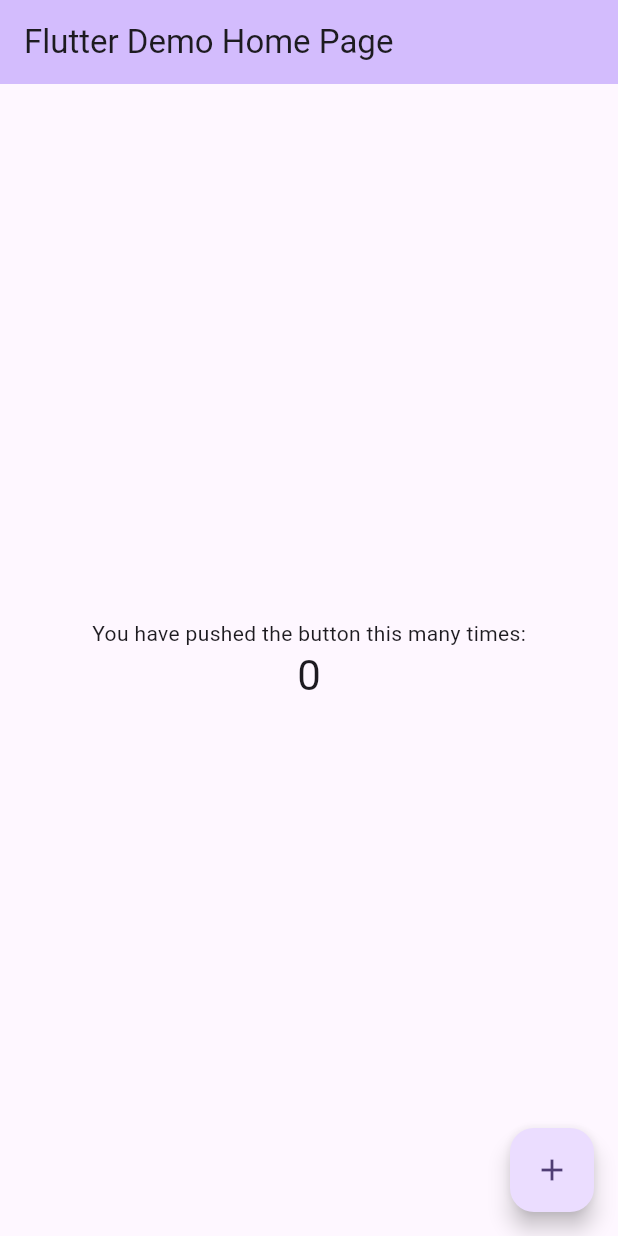
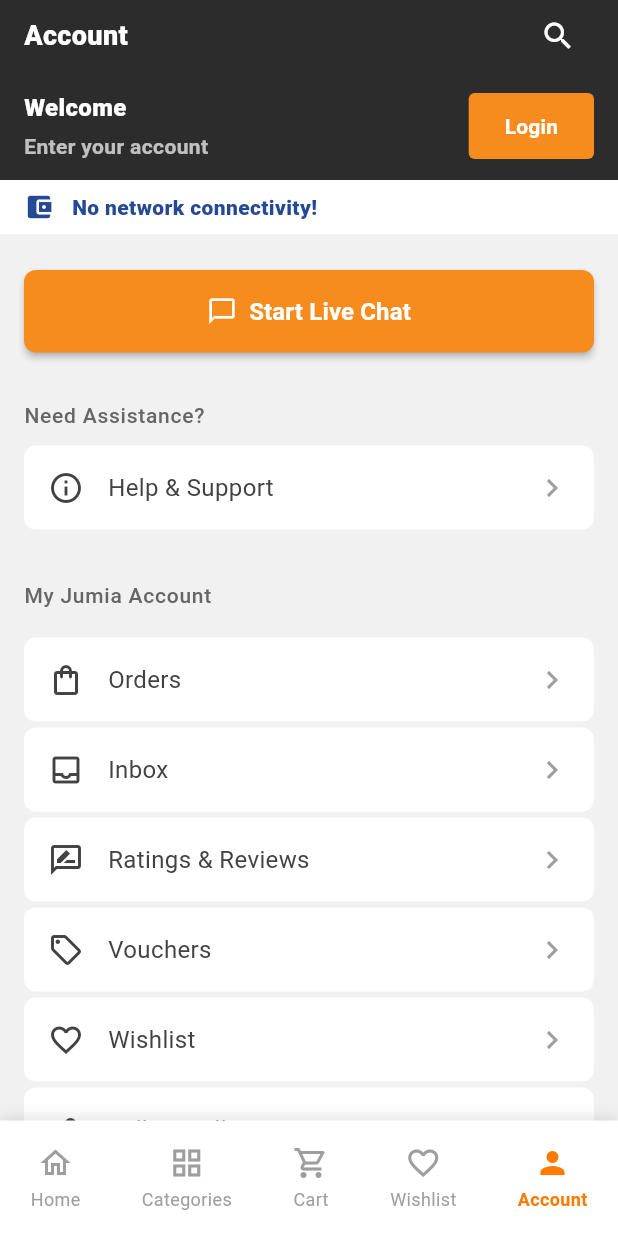
Before and after one commit to GreatGrant/jumia-clone, a Flutter app: the screen it shows after launch, on a phone screen of 412 x 824 dp. Run offline on Flutter 3.47's test engine with Material 3 defaults, Android fonts, the phone set to English and light mode, and no system bars.

Commit message:
refactor code to seperate files

```diff
--- a/lib/main.dart
+++ b/lib/main.dart
@@ -1,122 +1,237 @@
 import 'package:flutter/material.dart';
+import 'package:flutter/services.dart';
+import 'package:jumia_clone/screens/account_screen.dart';
 
 void main() {
-  runApp(const MyApp());
+  runApp(MyApp());
 }
 
 class MyApp extends StatelessWidget {
   const MyApp({super.key});
 
-  // This widget is the root of your application.
   @override
   Widget build(BuildContext context) {
     return MaterialApp(
-      title: 'Flutter Demo',
+      title: 'Jumia Account',
       theme: ThemeData(
-        // This is the theme of your application.
-        //
-        // TRY THIS: Try running your application with "flutter run". You'll see
-        // the application has a purple toolbar. Then, without quitting the app,
-        // try changing the seedColor in the colorScheme below to Colors.green
-        // and then invoke "hot reload" (save your changes or press the "hot
-        // reload" button in a Flutter-supported IDE, or press "r" if you used
-        // the command line to start the app).
-        //
-        // Notice that the counter didn't reset back to zero; the application
-        // state is not lost during the reload. To reset the state, use hot
-        // restart instead.
-        //
-        // This works for code too, not just values: Most code changes can be
-        // tested with just a hot reload.
-        colorScheme: ColorScheme.fromSeed(seedColor: Colors.deepPurple),
+        primarySwatch: Colors.orange,
+        scaffoldBackgroundColor: const Color(0xFFF5F5F5),
       ),
-      home: const MyHomePage(title: 'Flutter Demo Home Page'),
+      home: AccountScreen(),
+      debugShowCheckedModeBanner: false,
     );
   }
 }
 
-class MyHomePage extends StatefulWidget {
-  const MyHomePage({super.key, required this.title});
 
-  // This widget is the home page of your application. It is stateful, meaning
-  // that it has a State object (defined below) that contains fields that affect
-  // how it looks.
 
-  // This class is the configuration for the state. It holds the values (in this
-  // case the title) provided by the parent (in this case the App widget) and
-  // used by the build method of the State. Fields in a Widget subclass are
-  // always marked "final".
 
-  final String title;
 
-  @override
-  State<MyHomePage> createState() => _MyHomePageState();
-}
+// Action Button Widget
+class ActionButton extends StatelessWidget {
+  final IconData icon;
+  final String text;
+  final VoidCallback onPressed;
+  final Color backgroundColor;
 
-class _MyHomePageState extends State<MyHomePage> {
-  int _counter = 0;
-
-  void _incrementCounter() {
-    setState(() {
-      // This call to setState tells the Flutter framework that something has
-      // changed in this State, which causes it to rerun the build method below
-      // so that the display can reflect the updated values. If we changed
-      // _counter without calling setState(), then the build method would not be
-      // called again, and so nothing would appear to happen.
-      _counter++;
-    });
-  }
+  const ActionButton({
+    Key? key,
+    required this.icon,
+    required this.text,
+    required this.onPressed,
+    required this.backgroundColor,
+  }) : super(key: key);
 
   @override
   Widget build(BuildContext context) {
-    // This method is rerun every time setState is called, for instance as done
-    // by the _incrementCounter method above.
-    //
-    // The Flutter framework has been optimized to make rerunning build methods
-    // fast, so that you can just rebuild anything that needs updating rather
-    // than having to individually change instances of widgets.
-    return Scaffold(
-      appBar: AppBar(
-        // TRY THIS: Try changing the color here to a specific color (to
-        // Colors.amber, perhaps?) and trigger a hot reload to see the AppBar
-        // change color while the other colors stay the same.
-        backgroundColor: Theme.of(context).colorScheme.inversePrimary,
-        // Here we take the value from the MyHomePage object that was created by
-        // the App.build method, and use it to set our appbar title.
-        title: Text(widget.title),
-      ),
-      body: Center(
-        // Center is a layout widget. It takes a single child and positions it
-        // in the middle of the parent.
-        child: Column(
-          // Column is also a layout widget. It takes a list of children and
-          // arranges them vertically. By default, it sizes itself to fit its
-          // children horizontally, and tries to be as tall as its parent.
-          //
-          // Column has various properties to control how it sizes itself and
-          // how it positions its children. Here we use mainAxisAlignment to
-          // center the children vertically; the main axis here is the vertical
-          // axis because Columns are vertical (the cross axis would be
-          // horizontal).
-          //
-          // TRY THIS: Invoke "debug painting" (choose the "Toggle Debug Paint"
-          // action in the IDE, or press "p" in the console), to see the
-          // wireframe for each widget.
+    return Container(
+      margin: const EdgeInsets.symmetric(horizontal: 16),
+      width: double.infinity,
+      child: ElevatedButton(
+        onPressed: onPressed,
+        style: ElevatedButton.styleFrom(
+          backgroundColor: backgroundColor,
+          foregroundColor: Colors.white,
+          padding: const EdgeInsets.symmetric(vertical: 16),
+          shape: RoundedRectangleBorder(
+            borderRadius: BorderRadius.circular(8),
+          ),
+          elevation: 2,
+        ),
+        child: Row(
           mainAxisAlignment: MainAxisAlignment.center,
-          children: <Widget>[
-            const Text('You have pushed the button this many times:'),
+          children: [
+            Icon(icon, size: 20),
+            const SizedBox(width: 8),
             Text(
-              '$_counter',
-              style: Theme.of(context).textTheme.headlineMedium,
+              text,
+              style: const TextStyle(
+                fontSize: 16,
+                fontWeight: FontWeight.w600,
+              ),
             ),
           ],
         ),
       ),
-      floatingActionButton: FloatingActionButton(
-        onPressed: _incrementCounter,
-        tooltip: 'Increment',
-        child: const Icon(Icons.add),
-      ), // This trailing comma makes auto-formatting nicer for build methods.
     );
   }
 }
+
+// Section Header Widget
+class SectionHeader extends StatelessWidget {
+  final String title;
+
+  const SectionHeader({
+    super.key,
+    required this.title,
+  });
+
+  @override
+  Widget build(BuildContext context) {
+    return Padding(
+      padding: const EdgeInsets.fromLTRB(16, 8, 16, 8),
+      child: Text(
+        title,
+        style: const TextStyle(
+          color: Color(0xFF666666),
+          fontSize: 14,
+          fontWeight: FontWeight.w500,
+          letterSpacing: 0.5,
+        ),
+      ),
+    );
+  }
+}
+
+// Menu List Item Widget
+class MenuListItem extends StatelessWidget {
+  final IconData icon;
+  final String title;
+  final VoidCallback? onTap;
+  final bool showTrailingArrow;
+
+  const MenuListItem({
+    super.key,
+    required this.icon,
+    required this.title,
+    this.onTap,
+    this.showTrailingArrow = true,
+  });
+
+  @override
+  Widget build(BuildContext context) {
+    return Container(
+      margin: const EdgeInsets.symmetric(horizontal: 16, vertical: 2),
+      child: Material(
+        color: Colors.white,
+        borderRadius: BorderRadius.circular(8),
+        child: InkWell(
+          onTap: onTap,
+          borderRadius: BorderRadius.circular(8),
+          child: Padding(
+            padding: const EdgeInsets.symmetric(horizontal: 16, vertical: 16),
+            child: Row(
+              children: [
+                Icon(
+                  icon,
+                  color: const Color(0xFF424242),
+                  size: 24,
+                ),
+                const SizedBox(width: 16),
+                Expanded(
+                  child: Text(
+                    title,
+                    style: const TextStyle(
+                      color: Color(0xFF424242),
+                      fontSize: 16,
+                      fontWeight: FontWeight.w400,
+                    ),
+                  ),
+                ),
+                if (showTrailingArrow)
+                  const Icon(
+                    Icons.chevron_right,
+                    color: Color(0xFF9E9E9E),
+                    size: 24,
+                  ),
+              ],
+            ),
+          ),
+        ),
+      ),
+    );
+  }
+}
+
+// Bottom Navigation Bar Custom Widget
+class BottomNavigationBarCustom extends StatelessWidget {
+  final int currentIndex;
+  final Function(int) onTap;
+
+  const BottomNavigationBarCustom({
+    Key? key,
+    required this.currentIndex,
+    required this.onTap,
+  }) : super(key: key);
+
+  @override
+  Widget build(BuildContext context) {
+    return Container(
+      decoration: const BoxDecoration(
+        color: Colors.white,
+        boxShadow: [
+          BoxShadow(
+            color: Colors.black12,
+            offset: Offset(0, -2),
+            blurRadius: 8,
+          ),
+        ],
+      ),
+      child: SafeArea(
+        child: Padding(
+          padding: const EdgeInsets.symmetric(vertical: 8),
+          child: Row(
+            mainAxisAlignment: MainAxisAlignment.spaceAround,
+            children: [
+              _buildNavItem(0, Icons.home_outlined, Icons.home, 'Home'),
+              _buildNavItem(1, Icons.grid_view_outlined, Icons.grid_view, 'Categories'),
+              _buildNavItem(2, Icons.shopping_cart_outlined, Icons.shopping_cart, 'Cart'),
+              _buildNavItem(3, Icons.favorite_outline, Icons.favorite, 'Wishlist'),
+              _buildNavItem(4, Icons.person_outline, Icons.person, 'Account'),
+            ],
+          ),
+        ),
+      ),
+    );
+  }
+
+  Widget _buildNavItem(int index, IconData outlinedIcon, IconData filledIcon, String label) {
+    final isSelected = currentIndex == index;
+
+    return GestureDetector(
+      onTap: () => onTap(index),
+      child: Container(
+        padding: const EdgeInsets.symmetric(vertical: 8, horizontal: 12),
+        child: Column(
+          mainAxisSize: MainAxisSize.min,
+          children: [
+            Icon(
+              isSelected ? filledIcon : outlinedIcon,
+              color: isSelected ? const Color(0xFFFF7A00) : const Color(0xFF9E9E9E),
+              size: 24,
+            ),
+            const SizedBox(height: 4),
+            Text(
+              label,
+              style: TextStyle(
+                color: isSelected ? const Color(0xFFFF7A00) : const Color(0xFF9E9E9E),
+                fontSize: 12,
+                fontWeight: isSelected ? FontWeight.w600 : FontWeight.w400,
+              ),
+            ),
+          ],
+        ),
+      ),
+    );
+  }
+}
--- /dev/null
+++ b/lib/screens/account_screen.dart
@@ -0,0 +1,118 @@
+import 'package:flutter/cupertino.dart';
+import 'package:flutter/material.dart';
+
+import '../main.dart';
+import '../widgets/custom_appbar.dart';
+import '../widgets/info_banner.dart';
+
+class AccountScreen extends StatelessWidget {
+  const AccountScreen({super.key});
+
+  @override
+  Widget build(BuildContext context) {
+    return SafeArea(
+      child: Scaffold(
+        backgroundColor: const Color(0xFFF1F1F1),
+        appBar: AccountAppBarWithContent(),
+        body: SingleChildScrollView(
+          child: Column(
+            crossAxisAlignment: CrossAxisAlignment.start,
+            children: [
+              const SizedBox(height: 24),
+              ActionButton(
+                  icon: Icons.chat_bubble_outline,
+                  text: 'Start Live Chat',
+                  onPressed: () {
+                    print('Live chat pressed');
+                  },
+                  backgroundColor: const Color(0xFFF68C1E),
+                ),
+
+              const SizedBox(height: 24),
+
+              const SectionHeader(title: 'Need Assistance?'),
+
+              MenuListItem(
+                icon: Icons.info_outline,
+                title: 'Help & Support',
+                onTap: () {
+                  print('Help & Support tapped');
+                },
+              ),
+
+              const SizedBox(height: 24),
+
+              const SectionHeader(title: 'My Jumia Account'),
+
+              const SizedBox(height: 8),
+
+              MenuListItem(
+                icon: Icons.shopping_bag_outlined,
+                title: 'Orders',
+                onTap: () {
+                  print('Orders tapped');
+                },
+              ),
+
+              MenuListItem(
+                icon: Icons.inbox_outlined,
+                title: 'Inbox',
+                onTap: () {
+                  print('Inbox tapped');
+                },
+              ),
+
+              MenuListItem(
+                icon: Icons.rate_review_outlined,
+                title: 'Ratings & Reviews',
+                onTap: () {
+                  print('Ratings & Reviews tapped');
+                },
+              ),
+
+              MenuListItem(
+                icon: Icons.local_offer_outlined,
+                title: 'Vouchers',
+                onTap: () {
+                  print('Vouchers tapped');
+                },
+              ),
+
+              MenuListItem(
+                icon: Icons.favorite_outline,
+                title: 'Wishlist',
+                onTap: () {
+                  print('Wishlist tapped');
+                },
+              ),
+
+              MenuListItem(
+                icon: Icons.person_add_outlined,
+                title: 'Follow Seller',
+                onTap: () {
+                  print('Follow Seller tapped');
+                },
+              ),
+
+              MenuListItem(
+                icon: Icons.history,
+                title: 'Recently Viewed',
+                onTap: () {
+                  print('Recently Viewed tapped');
+                },
+              ),
+
+              const SizedBox(height: 100), // Bottom padding for navigation bar
+            ],
+          ),
+        ),
+        bottomNavigationBar: BottomNavigationBarCustom(
+          currentIndex: 4,
+          onTap: (index) {
+            print('Bottom nav tapped: $index');
+          },
+        ),
+      ),
+    );
+  }
+}
--- /dev/null
+++ b/lib/widgets/custom_appbar.dart
@@ -0,0 +1,73 @@
+import 'package:flutter/cupertino.dart';
+import 'package:flutter/material.dart';
+import 'package:jumia_clone/widgets/welcome_card.dart';
+
+import '../main.dart';
+import 'info_banner.dart';
+
+class AccountAppBarWithContent extends StatelessWidget implements PreferredSizeWidget {
+  const AccountAppBarWithContent({super.key});
+
+  @override
+  Size get preferredSize => const Size.fromHeight(156);
+
+  @override
+  Widget build(BuildContext context) {
+    return Container(
+      color: const Color(0xFF2C2C2C),
+      child: Column(
+        crossAxisAlignment: CrossAxisAlignment.start,
+        children: [
+          // Padding for Account row
+          Padding(
+            padding: const EdgeInsets.symmetric(horizontal: 16),
+            child: Row(
+              mainAxisAlignment: MainAxisAlignment.spaceBetween,
+              children: [
+                const Text(
+                  'Account',
+                  style: const TextStyle(
+                    color: Colors.white,
+                    fontSize: 18,
+                    fontWeight: FontWeight.w800,
+                  ),
+                ),
+                IconButton(
+                  icon: const Icon(Icons.search, color: Colors.white),
+                  onPressed: () {
+                    print('Search pressed');
+                  },
+                ),
+              ],
+            ),
+          ),
+          const SizedBox(height: 12),
+          // Padding for WelcomeCard to match Account row
+          Padding(
+            padding: const EdgeInsets.symmetric(horizontal: 16),
+            child: WelcomeCard(
+              title: 'Welcome',
+              subtitle: 'Enter your account',
+              buttonText: 'Login',
+              onButtonPressed: () {
+                print('Login pressed');
+              },
+            ),
+          ),
+
+          const SizedBox(height: 12),
+
+          // For InfoBannerController, if you want same padding too:
+          InfoBannerController(
+            isLoggedIn: false,
+            hasInternet: false,
+            onTap: () {
+              print('Banner tapped');
+            },
+          ),
+        ],
+      ),
+    );
+  }
+
+}
--- /dev/null
+++ b/lib/widgets/info_banner.dart
@@ -0,0 +1,88 @@
+import 'package:flutter/material.dart';
+
+class InfoBannerController extends StatelessWidget {
+  final bool isLoggedIn;
+  final bool hasInternet;
+  final VoidCallback? onTap;
+
+  const InfoBannerController({
+    super.key,
+    required this.isLoggedIn,
+    required this.hasInternet,
+    this.onTap,
+  });
+
+  @override
+  Widget build(BuildContext context) {
+    if (isLoggedIn && hasInternet) {
+      // Hide banner if logged in and internet is available
+      return const SizedBox.shrink();
+    }
+
+    String message;
+    if (!hasInternet) {
+      message = 'No network connectivity!';
+    } else if (!isLoggedIn) {
+      message = 'Login to see your balance';
+    } else {
+      message = '';
+    }
+
+    if (message.isEmpty) {
+      return const SizedBox.shrink();
+    }
+
+    return InfoBanner(
+      icon: Icons.account_balance_wallet,
+      text: message,
+      onTap: onTap,
+    );
+  }
+}
+
+class InfoBanner extends StatelessWidget {
+  final IconData icon;
+  final String text;
+  final VoidCallback? onTap;
+
+  const InfoBanner({
+    super.key,
+    required this.icon,
+    required this.text,
+    this.onTap,
+  });
+
+  @override
+  Widget build(BuildContext context) {
+    return Material(
+      color: Colors.white,
+      child: InkWell(
+        onTap: onTap,
+        borderRadius: BorderRadius.circular(8),
+        child: Padding(
+          padding: const EdgeInsets.symmetric(vertical: 8, horizontal: 16),
+          child: Row(
+            children: [
+              Icon(
+                icon,
+                color: Color(0xFF254995),
+                size: 20,
+              ),
+              const SizedBox(width: 12),
+              Expanded(
+                child: Text(
+                  text,
+                  style: const TextStyle(
+                    color: Color(0xFF254995),
+                    fontSize: 14,
+                    fontWeight: FontWeight.w800,
+                  ),
+                ),
+              ),
+            ],
+          ),
+        ),
+      ),
+    );
+  }
+}
--- /dev/null
+++ b/lib/widgets/welcome_card.dart
@@ -0,0 +1,69 @@
+// Welcome Card Widget
+import 'package:flutter/cupertino.dart';
+import 'package:flutter/material.dart';
+
+class WelcomeCard extends StatelessWidget {
+  final String title;
+  final String subtitle;
+  final String buttonText;
+  final VoidCallback onButtonPressed;
+
+  const WelcomeCard({
+    super.key,
+    required this.title,
+    required this.subtitle,
+    required this.buttonText,
+    required this.onButtonPressed,
+  });
+
+  @override
+  Widget build(BuildContext context) {
+    return Row(
+      children: [
+        Expanded(
+          child: Column(
+            crossAxisAlignment: CrossAxisAlignment.start,
+            children: [
+              Text(
+                title,
+                style: const TextStyle(
+                  color: Colors.white,
+                  fontSize: 16,
+                  fontWeight: FontWeight.w800,
+                ),
+              ),
+              const SizedBox(height: 4),
+              Text(
+                subtitle,
+                style: const TextStyle(
+                  color: Colors.white70,
+                  fontSize: 14,
+                  fontWeight: FontWeight.w600,
+                ),
+              ),
+            ],
+          ),
+        ),
+        ElevatedButton(
+          onPressed: onButtonPressed,
+          style: ElevatedButton.styleFrom(
+            backgroundColor: const Color(0xFFF68C1E),
+            foregroundColor: Colors.white,
+            padding: const EdgeInsets.symmetric(horizontal: 24, vertical: 12),
+            shape: RoundedRectangleBorder(
+              borderRadius: BorderRadius.circular(4),
+            ),
+            elevation: 0,
+          ),
+          child: Text(
+            buttonText,
+            style: const TextStyle(
+              fontSize: 14,
+              fontWeight: FontWeight.w600,
+            ),
+          ),
+        ),
+      ],
+    );
+  }
+}
```
